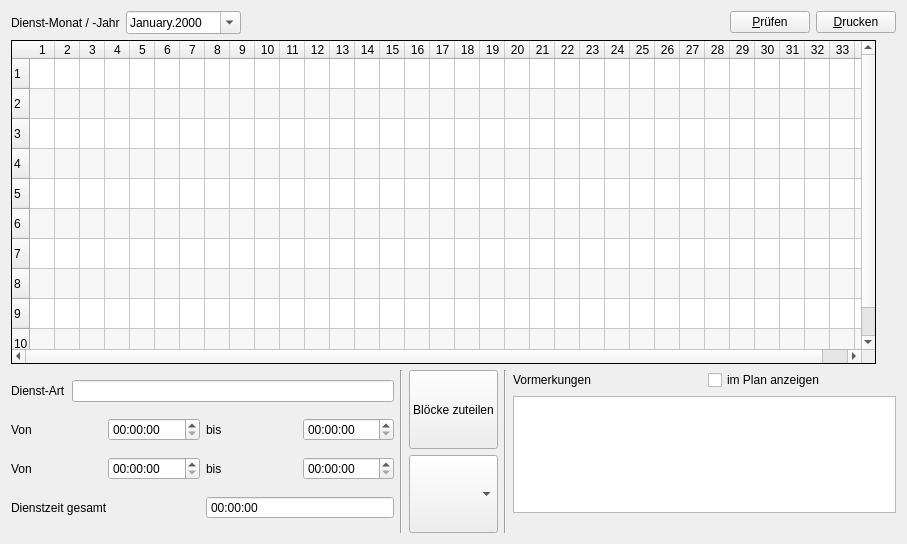
The window that crosterwindow.ui (joergpauly/megaroster) describes before a commit, drawn with Qt 5.
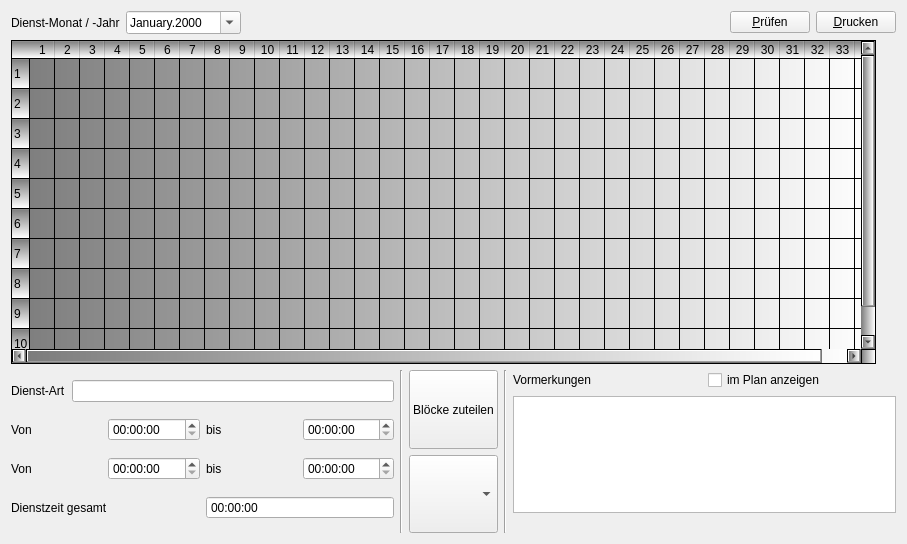
The same window after the commit.

The edit to the form file:
```diff
--- a/crosterwindow.ui
+++ b/crosterwindow.ui
@@ -72,6 +72,9 @@
     <layout class="QHBoxLayout" name="horizontalLayout">
      <item>
       <widget class="QTableWidget" name="tbwRoster">
+       <property name="styleSheet">
+        <string notr="true">background-color: qlineargradient(spread:pad, x1:0, y1:0, x2:1, y2:0, stop:0 rgba(124, 124, 124, 255), stop:1 rgba(255, 255, 255, 255));</string>
+       </property>
        <property name="frameShape">
         <enum>QFrame::Panel</enum>
        </property>
@@ -79,7 +82,7 @@
         <enum>QFrame::Plain</enum>
        </property>
        <property name="alternatingRowColors">
-        <bool>true</bool>
+        <bool>false</bool>
        </property>
        <property name="selectionMode">
         <enum>QAbstractItemView::ExtendedSelection</enum>
```
Left out of the diff: 2 changed lines with no effect on the pictures.
